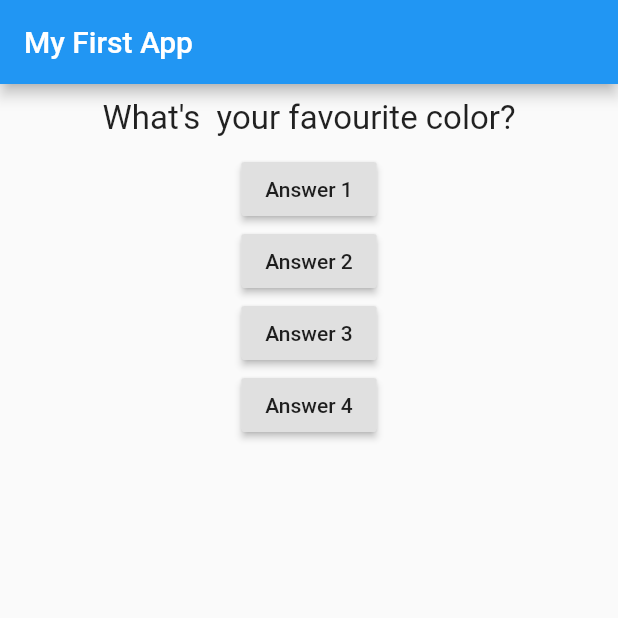
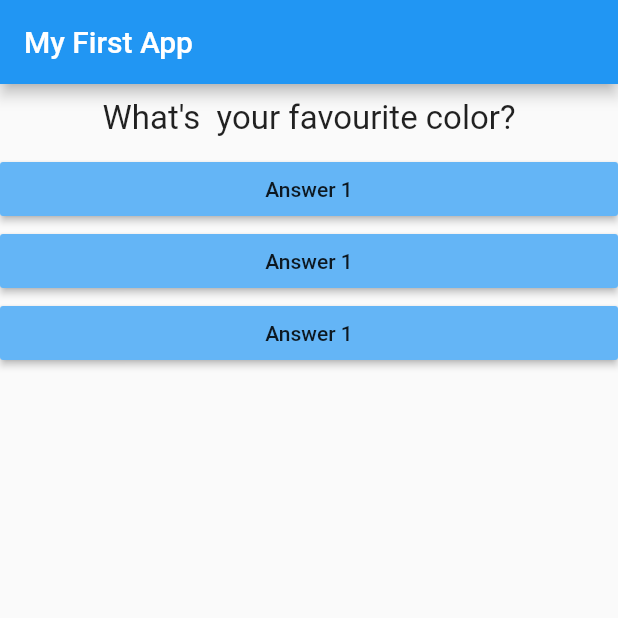
Before and after one commit to lopeselio/FLUTTER_dev, a Flutter app: the screen it shows after launch, on a phone screen of 412 x 824 dp, the top half of it. Run offline on Flutter 3.47's test engine with Material 2 defaults, Android fonts, the phone set to English and light mode, and no system bars.

Commit message:
added answer widget

```diff
--- /dev/null
+++ b/lib/answer.dart
@@ -0,0 +1,17 @@
+import 'package:flutter/material.dart';
+
+class Answer extends StatelessWidget {
+  final Function selectHandler;
+  Answer(this.selectHandler);
+  @override
+  Widget build(BuildContext context){
+    return Container(
+      width: double.infinity,
+      child: RaisedButton(
+        color: Colors.blue[300],
+        child: Text('Answer 1'),
+        onPressed: selectHandler,
+        ),
+    );
+  }
+}
--- a/lib/main.dart
+++ b/lib/main.dart
@@ -1,5 +1,6 @@
 import 'package:flutter/material.dart';
 import './question.dart';
+import './answer.dart';
 // void main() {
 //   runApp(MyApp());
 // }
@@ -39,22 +40,10 @@ class _MyAppState extends State<MyApp> {
         body: Column(
           children: [
             Question(questions[_questionIndex]),
-            RaisedButton(
-              child: Text('Answer 1'),
-              onPressed: answerQuestion,
-            ),
-            RaisedButton(
-              child: Text('Answer 2'),
-              onPressed: answerQuestion,
-            ),
-            RaisedButton(
-              child: Text('Answer 3'),
-              onPressed: answerQuestion,
-            ),
-            RaisedButton(
-              child: Text('Answer 4'),
-              onPressed: answerQuestion,
-            )
+            Answer(answerQuestion),
+            Answer(answerQuestion),
+            Answer(answerQuestion),
+
           ],
         ),
       ),
```
